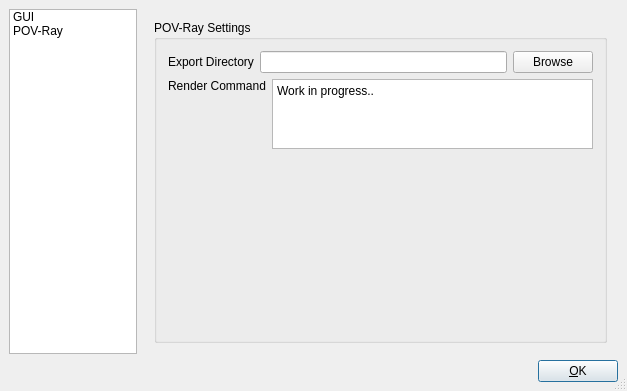
The window that src/prefs.ui (bullet-physics-playground/bpp) describes before a commit, drawn with Qt 5.
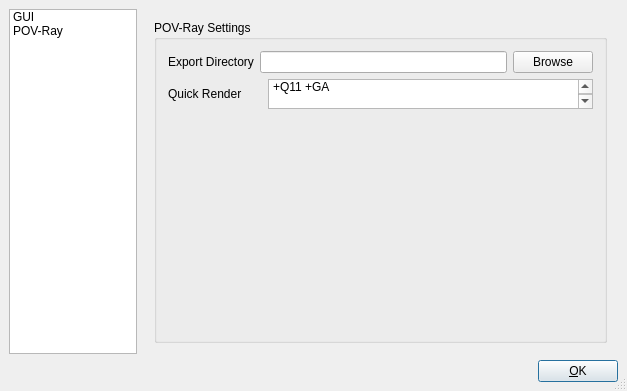
The same window after the commit. Icons and pictures are not drawn.

Commit message: Fix POV-Ray camera angle export. Fix POV-Ray preferences dialog

The edit to the form file:
```diff
--- a/src/prefs.ui
+++ b/src/prefs.ui
@@ -256,17 +256,29 @@
               <item>
                <widget class="QLabel" name="label_3">
                 <property name="text">
-                 <string>Render Command</string>
+                 <string>Quick Render      </string>
                 </property>
                 <property name="alignment">
-                 <set>Qt::AlignLeading|Qt::AlignLeft|Qt::AlignTop</set>
+                 <set>Qt::AlignLeading|Qt::AlignLeft|Qt::AlignVCenter</set>
                 </property>
                </widget>
               </item>
               <item>
                <widget class="QPlainTextEdit" name="povPreview">
+                <property name="minimumSize">
+                 <size>
+                  <width>0</width>
+                  <height>0</height>
+                 </size>
+                </property>
+                <property name="maximumSize">
+                 <size>
+                  <width>16777215</width>
+                  <height>30</height>
+                 </size>
+                </property>
                 <property name="plainText">
-                 <string>Work in progress..</string>
+                 <string>+L/usr/share/bpp/includes +L../../includes -c +d -A +p +Q11 +GA</string>
                 </property>
                </widget>
               </item>
```
Left out of the diff: 10 changed lines with no effect on the pictures. The commit also changes 4 other files.
